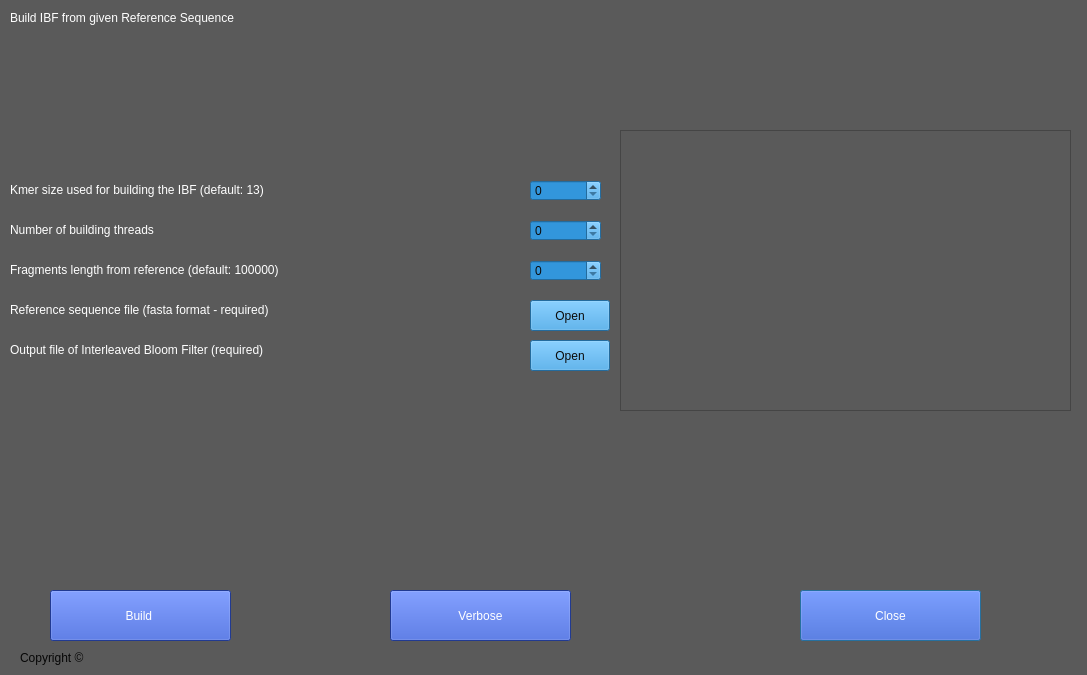
Qt form src/main/ibf_mainwindow.ui (JensUweUlrich/ReadBouncer) before a commit.
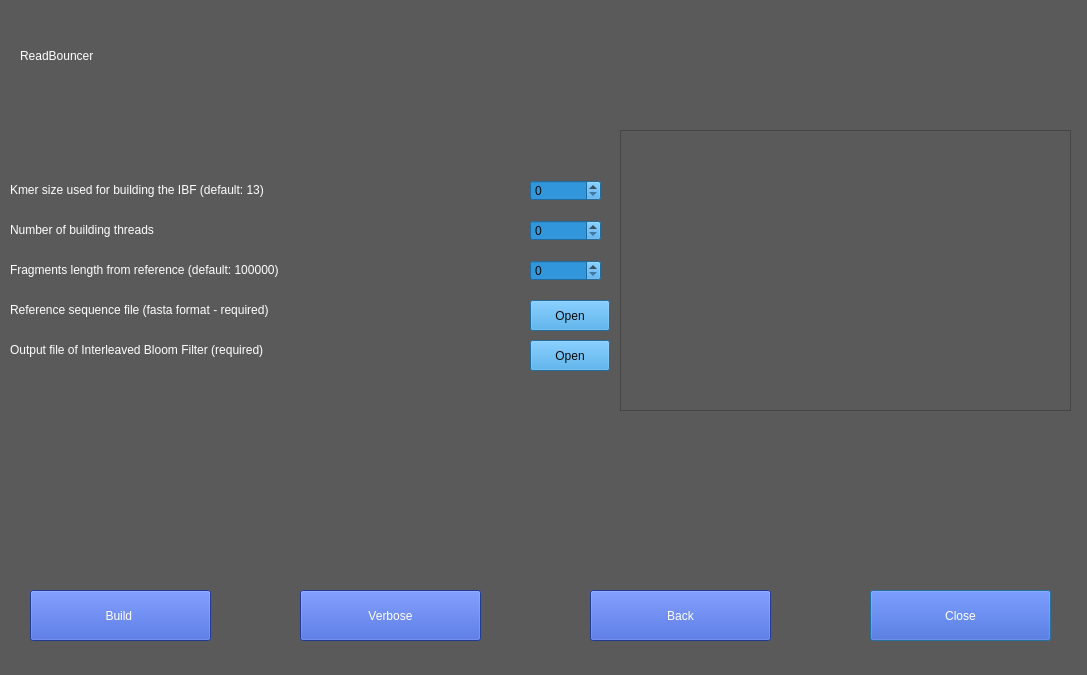
The same form after that commit.

What changed in the file:
```diff
--- a/src/main/ibf_mainwindow.ui
+++ b/src/main/ibf_mainwindow.ui
@@ -25,7 +25,7 @@
   <widget class="QPushButton" name="pushButton_2">
    <property name="geometry">
     <rect>
-     <x>800</x>
+     <x>870</x>
      <y>590</y>
      <width>181</width>
      <height>51</height>
@@ -41,43 +41,10 @@
     <string>Close</string>
    </property>
   </widget>
-  <widget class="QLabel" name="label_2">
-   <property name="geometry">
-    <rect>
-     <x>20</x>
-     <y>650</y>
-     <width>941</width>
-     <height>16</height>
-    </rect>
-   </property>
-   <property name="styleSheet">
-    <string notr="true">color:rgb(6, 6, 6)</string>
-   </property>
-   <property name="text">
-    <string>Copyright ©</string>
-   </property>
-  </widget>
-  <widget class="QLabel" name="label">
-   <property name="geometry">
-    <rect>
-     <x>10</x>
-     <y>10</y>
-     <width>371</width>
-     <height>16</height>
-    </rect>
-   </property>
-   <property name="styleSheet">
-    <string notr="true">font: 10pt &quot;MS Shell Dlg 2&quot;;
-color:rgb(255, 255, 255)</string>
-   </property>
-   <property name="text">
-    <string>Build IBF from given Reference Sequence </string>
-   </property>
-  </widget>
   <widget class="QPushButton" name="pushButton_3">
    <property name="geometry">
     <rect>
-     <x>50</x>
+     <x>30</x>
      <y>590</y>
      <width>181</width>
      <height>51</height>
@@ -262,7 +229,7 @@
   <widget class="QPushButton" name="pushButton_6">
    <property name="geometry">
     <rect>
-     <x>390</x>
+     <x>300</x>
      <y>590</y>
      <width>181</width>
      <height>51</height>
@@ -292,6 +259,43 @@
 font: 75 10pt &quot;MS Shell Dlg 2&quot;;</string>
    </property>
   </widget>
+  <widget class="QLabel" name="label_6">
+   <property name="geometry">
+    <rect>
+     <x>20</x>
+     <y>30</y>
+     <width>191</width>
+     <height>51</height>
+    </rect>
+   </property>
+   <property name="styleSheet">
+    <string notr="true">color: rgb(255, 255, 255);
+font: 75 10pt &quot;MS Shell Dlg 2&quot;;
+font: 15pt &quot;Segoe UI Symbol&quot;;</string>
+   </property>
+   <property name="text">
+    <string>ReadBouncer</string>
+   </property>
+  </widget>
+  <widget class="QPushButton" name="pushButton_7">
+   <property name="geometry">
+    <rect>
+     <x>590</x>
+     <y>590</y>
+     <width>181</width>
+     <height>51</height>
+    </rect>
+   </property>
+   <property name="styleSheet">
+    <string notr="true">background-color: rgb(46, 81, 204);
+color: rgb(255, 255, 255);
+font: 75 10pt &quot;MS Shell Dlg 2&quot;;
+border-color: rgb(170, 255, 0);</string>
+   </property>
+   <property name="text">
+    <string>Back</string>
+   </property>
+  </widget>
   <action name="actionAbout">
    <property name="text">
     <string>About</string>
```
Left out of the diff: 2 changed lines with no effect on the pictures.
